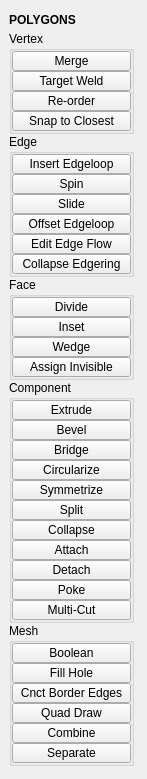
m3trik/tentacle, file tentacle/ui/3/polygons.ui: the form before one commit.
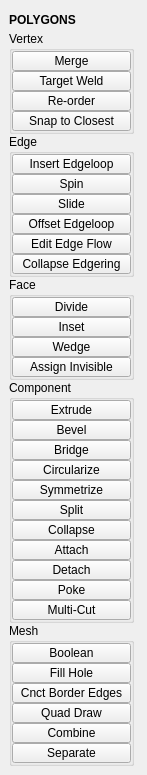
The form after the commit. Custom widgets are drawn as their Qt base class.

Patch:
```diff
--- a/tentacle/ui/3/polygons.ui
+++ b/tentacle/ui/3/polygons.ui
@@ -7,13 +7,13 @@
     <x>0</x>
     <y>0</y>
     <width>147</width>
-    <height>779</height>
+    <height>754</height>
    </rect>
   </property>
   <property name="maximumSize">
    <size>
-    <width>999</width>
-    <height>999</height>
+    <width>147</width>
+    <height>16777215</height>
    </size>
   </property>
   <property name="windowTitle">
```
